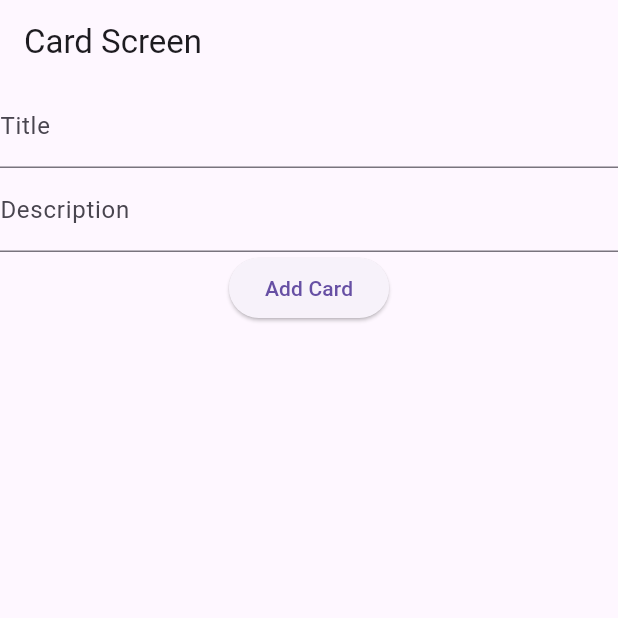
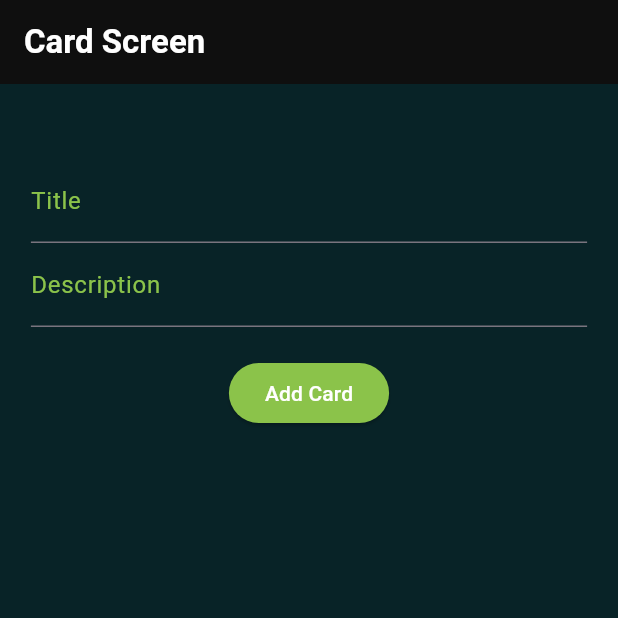
Before and after one commit to emixi45/excuela_flutter, a Flutter app: the CardScreen screen opened by its route, on a phone screen of 412 x 824 dp, the top half of it. Run offline on Flutter 3.47's test engine with Material 3 defaults, Android fonts, the phone set to English and light mode, and no system bars; our stand-ins replace bloc, flutter_bloc, go_router.

Commit message:
excuela-v4

```diff
--- a/lib/config/form/form.dart
+++ b/lib/config/form/form.dart
@@ -31,9 +31,17 @@ class _CardFormState extends State<CardForm> {
       key: _formKey,
       child: Column(
         children: [
-          TextFormField(
+          SizedBox(
+            width: MediaQuery.of(context).size.width * 0.9,
+            child: TextFormField(
               controller: _titleController,
-            decoration: InputDecoration(labelText: 'Title'),
+              decoration: const InputDecoration(
+                labelText: 'Title',
+                labelStyle: TextStyle(color: Colors.lightGreen),
+              ),
+              style: const TextStyle(
+                  color: Colors
+                      .white), // Aquí se cambia el color del texto a blanco
               validator: (value) {
                 if (value == null || value.isEmpty) {
                   return 'Please enter a title';
@@ -41,9 +49,18 @@ class _CardFormState extends State<CardForm> {
                 return null;
               },
             ),
-          TextFormField(
+          ),
+          SizedBox(
+            width: MediaQuery.of(context).size.width * 0.9,
+            child: TextFormField(
               controller: _descriptionController,
-            decoration: InputDecoration(labelText: 'Description'),
+              decoration: const InputDecoration(
+                labelText: 'Description',
+                labelStyle: TextStyle(color: Colors.lightGreen),
+              ),
+              style: const TextStyle(
+                  color: Colors
+                      .white), // Aquí se cambia el color del texto a blanco
               validator: (value) {
                 if (value == null || value.isEmpty) {
                   return 'Please enter a description';
@@ -51,9 +68,19 @@ class _CardFormState extends State<CardForm> {
                 return null;
               },
             ),
+          ),
+          const SizedBox(
+            height: 20,
+          ),
           ElevatedButton(
+            style: ElevatedButton.styleFrom(
+              backgroundColor: Colors.lightGreen,
+            ),
             onPressed: _submitForm,
-            child: Text('Add Card'),
+            child: const Text(
+              'Add Card',
+              style: TextStyle(color: Colors.white),
+            ),
           ),
         ],
       ),
--- a/lib/screens/cards_screen.dart
+++ b/lib/screens/cards_screen.dart
@@ -5,12 +5,26 @@ import 'package:flutter/material.dart';
 import 'package:flutter_bloc/flutter_bloc.dart';
 
 class CardScreen extends StatelessWidget {
+  const CardScreen({super.key});
+
   @override
   Widget build(BuildContext context) {
     return Scaffold(
-      appBar: AppBar(title: Text('Card Screen')),
-      body: Column(
+      appBar: AppBar(
+        iconTheme: const IconThemeData(color: Colors.white),
+        backgroundColor: const Color.fromARGB(255, 15, 15, 15),
+        title: const Text(
+          'Card Screen',
+          style: TextStyle(color: Colors.white, fontWeight: FontWeight.bold),
+        ),
+      ),
+      body: Container(
+        color: const Color.fromARGB(255, 8, 35, 39),
+        child: Column(
           children: [
+            const SizedBox(
+              height: 50,
+            ),
             CardForm(),
             Expanded(
               child: BlocBuilder<CardCubit, List<CardModel>>(
@@ -20,6 +34,10 @@ class CardScreen extends StatelessWidget {
                     itemBuilder: (context, index) {
                       final card = cards[index];
                       return Card(
+                        shape: RoundedRectangleBorder(
+                            borderRadius: BorderRadius.circular(20)),
+                        margin: const EdgeInsets.all(15),
+                        elevation: 10,
                         child: ListTile(
                           title: Text(card.title),
                           subtitle: Text(card.description),
@@ -32,6 +50,7 @@ class CardScreen extends StatelessWidget {
             ),
           ],
         ),
+      ),
     );
   }
 }
```
Also changed, not shown: lib/config/blocs/quiz_cubit/quiz_cubit.dart (+4 -5 lines), lib/screens/quiz_screen.dart (+9 -6 lines). Lines whose indentation alone changed are shown as unchanged.
